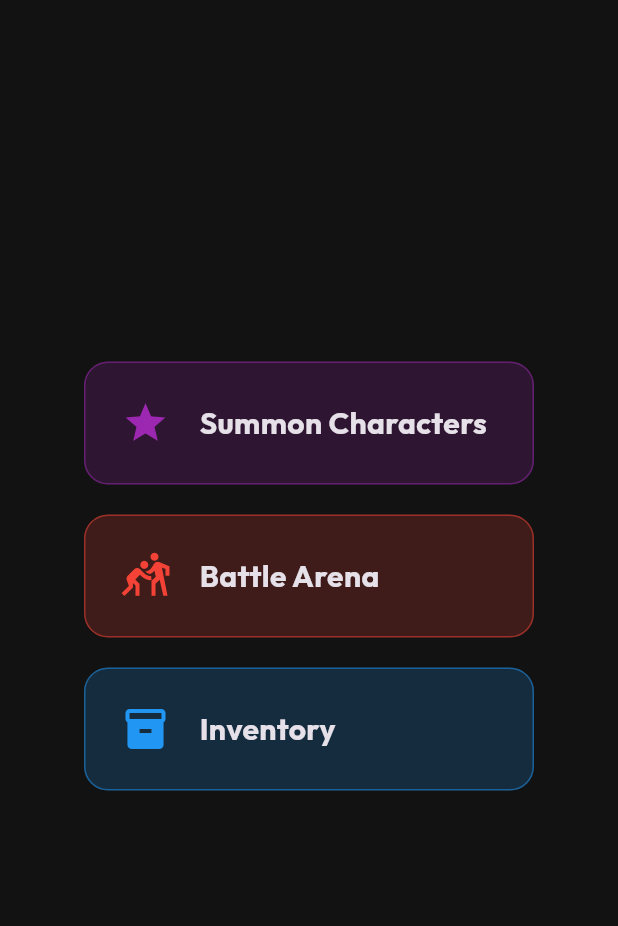
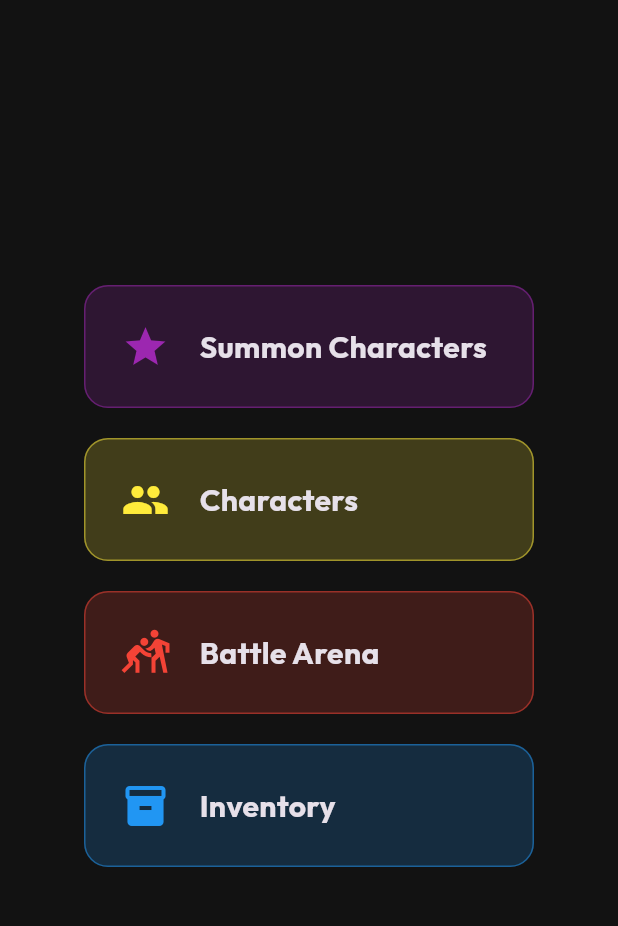
Before and after one commit to Jordan711/gacha-game-test, a Flutter app: the screen it shows after launch, on a phone screen of 412 x 824 dp, the part 84-1010 px from its top. Run offline on Flutter 3.47's test engine with Material 3 defaults, Android fonts, the phone set to English and light mode, and no system bars; our stand-ins replace audioplayers, flutter_riverpod, go_router, google_fonts.

Commit message:
Add character list page

```diff
--- a/lib/src/core/routing/router_provider.dart
+++ b/lib/src/core/routing/router_provider.dart
@@ -1,4 +1,5 @@
 import 'package:flutter_riverpod/flutter_riverpod.dart';
+import 'package:game/src/features/characters/presentation/characters_screen.dart';
 import 'package:go_router/go_router.dart';
 import '../../features/home/presentation/home_screen.dart';
 import '../../features/gacha/presentation/gacha_screen.dart';
@@ -14,6 +15,10 @@ final routerProvider = Provider<GoRouter>((ref) {
         path: '/battle',
         builder: (context, state) => const BattleScreen(),
       ),
+      GoRoute(
+        path: '/characters',
+        builder: (context, state) => const CharactersScreen(),
+      ),
     ],
   );
 });
--- a/lib/src/features/home/presentation/home_screen.dart
+++ b/lib/src/features/home/presentation/home_screen.dart
@@ -18,6 +18,14 @@ class HomeScreen extends StatelessWidget {
               icon: Icons.star,
               color: Colors.purple,
               onTap: () => context.push('/gacha'),
+            ),
+            const SizedBox(height: 20),
+            _buildMenuButton(
+              context,
+              title: 'Characters',
+              icon: Icons.people,
+              color: Colors.yellow,
+              onTap: () => context.push('/characters'),
             ),
             const SizedBox(height: 20),
             _buildMenuButton(
```
Also changed, not shown: lib/src/features/characters/data/inventory_provider.dart (+4 -3 lines), lib/src/features/characters/presentation/characters_screen.dart (added, +70 -0 lines).
